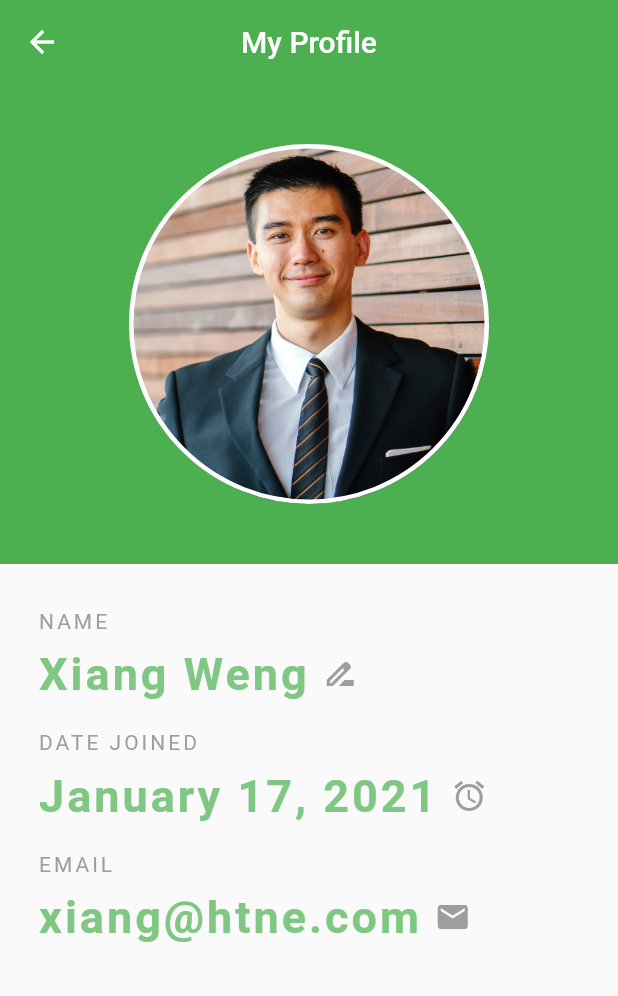
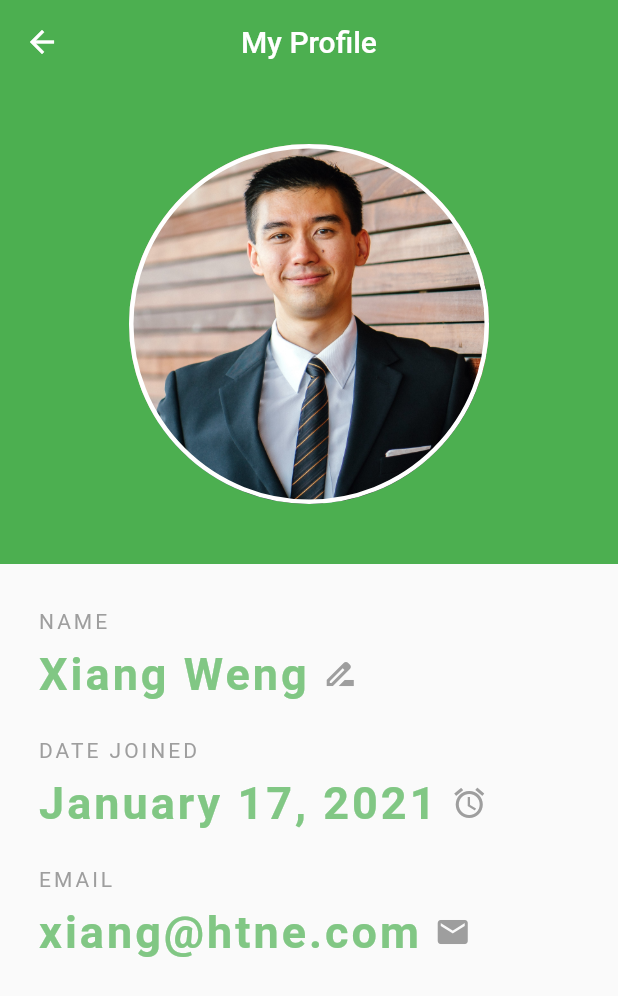
Before and after one commit to Amarygdala/wood_walk, a Flutter app: the Profile screen opened by its route, on a phone screen of 412 x 824 dp. Shown: the top 996 px of the screen. Run offline on Flutter 3.47's test engine with Material 2 defaults, Android fonts, the light colour scheme and no system bars; our stand-ins replace liquid_progress_indicator, pedometer; missing offline and left inert: weather_widget.

Commit message:
overflow problems in Main.dart

```diff
--- a/lib/profile.dart
+++ b/lib/profile.dart
@@ -68,7 +68,7 @@ class Profile extends StatelessWidget {
                       ),
                     ],
                   ),
-                  SizedBox(height: 20.0),
+                  SizedBox(height: 25.0),
                   Text(
                     'DATE JOINED',
                     style: TextStyle(
@@ -94,7 +94,7 @@ class Profile extends StatelessWidget {
                       ),
                     ],
                   ),
-                  SizedBox(height: 20.0),
+                  SizedBox(height: 25.0),
                   Text(
                     'EMAIL',
                     style: TextStyle(
```
Also changed, not shown: lib/main.dart (+20 -3 lines).
